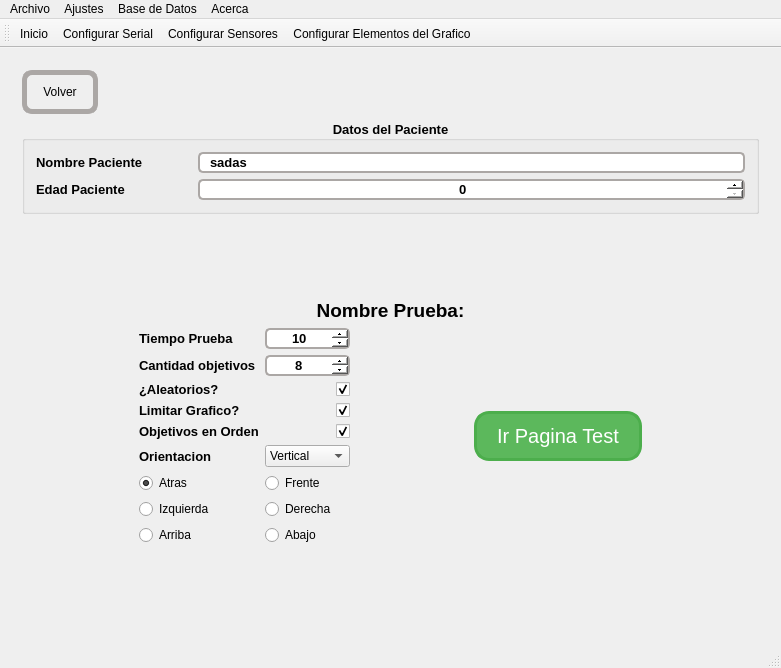
The window that mainwindow.ui (hectorda/Bio-Feedback) describes before a commit, drawn with Qt 5.
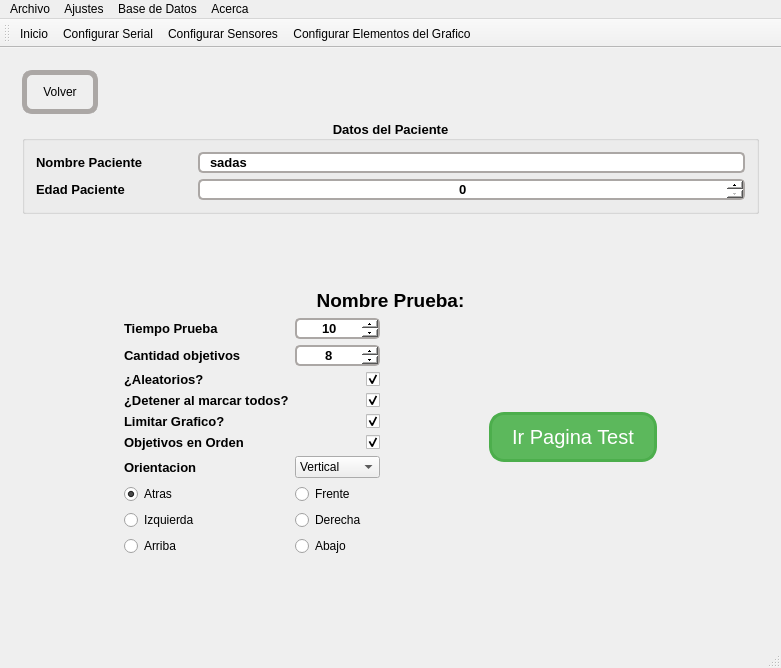
The same window after the commit. Icons and pictures are not drawn. Custom widgets are drawn as their Qt base class.

Commit message: Añadido modo circulo volver al centro xD, y opcion de terminar la prueba al marcar todos

```diff
--- a/mainwindow.ui
+++ b/mainwindow.ui
@@ -499,61 +499,6 @@
           </item>
           <item>
            <layout class="QGridLayout" name="gridLayout_9">
-            <item row="8" column="0">
-             <widget class="QRadioButton" name="radioButtonVerticalIzquierda">
-              <property name="text">
-               <string>Izquierda</string>
-              </property>
-              <property name="icon">
-               <iconset resource="images.qrc">
-                <normaloff>:/images/IMU/verticalizquierda.png</normaloff>:/images/IMU/verticalizquierda.png</iconset>
-              </property>
-              <property name="iconSize">
-               <size>
-                <width>48</width>
-                <height>48</height>
-               </size>
-              </property>
-             </widget>
-            </item>
-            <item row="7" column="0">
-             <widget class="QRadioButton" name="radioButtonVerticalAtras">
-              <property name="text">
-               <string>Atras</string>
-              </property>
-              <property name="icon">
-               <iconset resource="images.qrc">
-                <normaloff>:/images/IMU/verticalatras.png</normaloff>:/images/IMU/verticalatras.png</iconset>
-              </property>
-              <property name="iconSize">
-               <size>
-                <width>48</width>
-                <height>48</height>
-               </size>
-              </property>
-              <property name="checked">
-               <bool>true</bool>
-              </property>
-             </widget>
-            </item>
-            <item row="1" column="0">
-             <widget class="QLabel" name="labelCantidadObjetivos">
-              <property name="font">
-               <font>
-                <pointsize>10</pointsize>
-                <weight>75</weight>
-                <italic>false</italic>
-                <bold>true</bold>
-               </font>
-              </property>
-              <property name="layoutDirection">
-               <enum>Qt::LeftToRight</enum>
-              </property>
-              <property name="text">
-               <string>Cantidad objetivos</string>
-              </property>
-             </widget>
-            </item>
             <item row="1" column="1">
              <widget class="QSpinBox" name="spinBoxCantidadObjetivos">
               <property name="font">
@@ -617,7 +562,7 @@
               </property>
              </widget>
             </item>
-            <item row="4" column="0">
+            <item row="5" column="0">
              <widget class="QLabel" name="label_9">
               <property name="font">
                <font>
@@ -653,7 +598,7 @@
               </property>
              </widget>
             </item>
-            <item row="4" column="1">
+            <item row="5" column="1">
              <widget class="QCheckBox" name="checkBoxLimitarGrafico">
               <property name="layoutDirection">
                <enum>Qt::RightToLeft</enum>
@@ -711,7 +656,7 @@
             <item row="10" column="1">
              <layout class="QHBoxLayout" name="horizontalLayout_7"/>
             </item>
-            <item row="5" column="0">
+            <item row="6" column="0">
              <widget class="QLabel" name="label_3">
               <property name="font">
                <font>
@@ -726,20 +671,20 @@
               </property>
              </widget>
             </item>
-            <item row="5" column="1">
-             <widget class="QCheckBox" name="checkBoxOrdenObjetivos">
-              <property name="layoutDirection">
-               <enum>Qt::RightToLeft</enum>
-              </property>
-              <property name="text">
-               <string/>
-              </property>
-              <property name="checked">
-               <bool>true</bool>
-              </property>
-             </widget>
-            </item>
             <item row="6" column="1">
+             <widget class="QCheckBox" name="checkBoxOrdenObjetivos">
+              <property name="layoutDirection">
+               <enum>Qt::RightToLeft</enum>
+              </property>
+              <property name="text">
+               <string/>
+              </property>
+              <property name="checked">
+               <bool>true</bool>
+              </property>
+             </widget>
+            </item>
+            <item row="7" column="1">
              <widget class="QComboBox" name="comboBoxOrientacion">
               <item>
                <property name="text">
@@ -761,7 +706,7 @@
               </item>
              </widget>
             </item>
-            <item row="6" column="0">
+            <item row="7" column="0">
              <widget class="QLabel" name="label_8">
               <property name="font">
                <font>
@@ -776,7 +721,7 @@
               </property>
              </widget>
             </item>
-            <item row="8" column="1">
+            <item row="9" column="1">
              <widget class="QRadioButton" name="radioButtonVerticalDerecha">
               <property name="text">
                <string>Derecha</string>
@@ -793,7 +738,7 @@
               </property>
              </widget>
             </item>
-            <item row="7" column="1">
+            <item row="8" column="1">
              <widget class="QRadioButton" name="radioButtonVerticalFrente">
               <property name="text">
                <string>Frente</string>
@@ -810,7 +755,7 @@
               </property>
              </widget>
             </item>
-            <item row="9" column="0">
+            <item row="10" column="0">
              <widget class="QRadioButton" name="radioButtonHorizontalArriba">
               <property name="text">
                <string>Arriba</string>
@@ -830,7 +775,7 @@
               </property>
              </widget>
             </item>
-            <item row="9" column="1">
+            <item row="10" column="1">
              <widget class="QRadioButton" name="radioButtonHorizontalAbajo">
               <property name="text">
                <string>Abajo</string>
@@ -847,6 +792,88 @@
               </property>
              </widget>
             </item>
+            <item row="9" column="0">
+             <widget class="QRadioButton" name="radioButtonVerticalIzquierda">
+              <property name="text">
+               <string>Izquierda</string>
+              </property>
+              <property name="icon">
+               <iconset resource="images.qrc">
+                <normaloff>:/images/IMU/verticalizquierda.png</normaloff>:/images/IMU/verticalizquierda.png</iconset>
+              </property>
+              <property name="iconSize">
+               <size>
+                <width>48</width>
+                <height>48</height>
+               </size>
+              </property>
+             </widget>
+            </item>
+            <item row="8" column="0">
+             <widget class="QRadioButton" name="radioButtonVerticalAtras">
+              <property name="text">
+               <string>Atras</string>
+              </property>
+              <property name="icon">
+               <iconset resource="images.qrc">
+                <normaloff>:/images/IMU/verticalatras.png</normaloff>:/images/IMU/verticalatras.png</iconset>
+              </property>
+              <property name="iconSize">
+               <size>
+                <width>48</width>
+                <height>48</height>
+               </size>
+              </property>
+              <property name="checked">
+               <bool>true</bool>
+              </property>
+             </widget>
+            </item>
+            <item row="1" column="0">
+             <widget class="QLabel" name="labelCantidadObjetivos">
+              <property name="font">
+               <font>
+                <pointsize>10</pointsize>
+                <weight>75</weight>
+                <italic>false</italic>
+                <bold>true</bold>
+               </font>
+              </property>
+              <property name="layoutDirection">
+               <enum>Qt::LeftToRight</enum>
+              </property>
+              <property name="text">
+               <string>Cantidad objetivos</string>
+              </property>
+             </widget>
+            </item>
+            <item row="4" column="0">
+             <widget class="QLabel" name="label">
+              <property name="font">
+               <font>
+                <pointsize>10</pointsize>
+                <weight>75</weight>
+                <bold>true</bold>
+               </font>
+              </property>
+              <property name="text">
+               <string>¿Detener al marcar todos?</string>
+              </property>
+             </widget>
+            </item>
+            <item row="4" column="1">
+             <widget class="QCheckBox" name="checkBoxDeteneralMarcarObjetivos">
+              <property name="layoutDirection">
+               <enum>Qt::RightToLeft</enum>
+              </property>
+              <property name="text">
+               <string/>
+              </property>
+              <property name="checked">
+               <bool>true</bool>
+              </property>
+             </widget>
+            </item>
            </layout>
           </item>
           <item>
```
Left out of the diff: 4 changed lines with no effect on the pictures. The commit also changes 4 other files.
